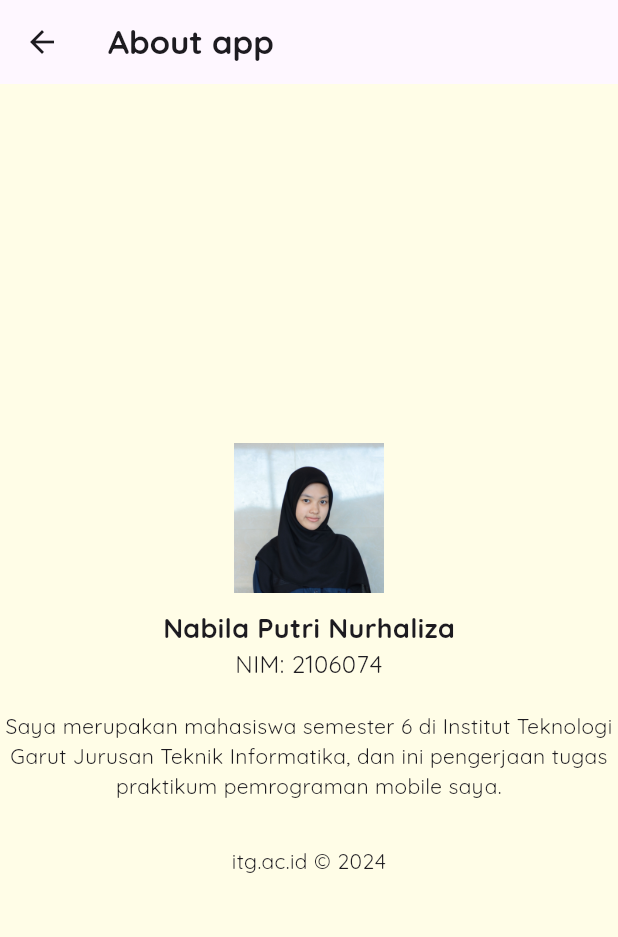
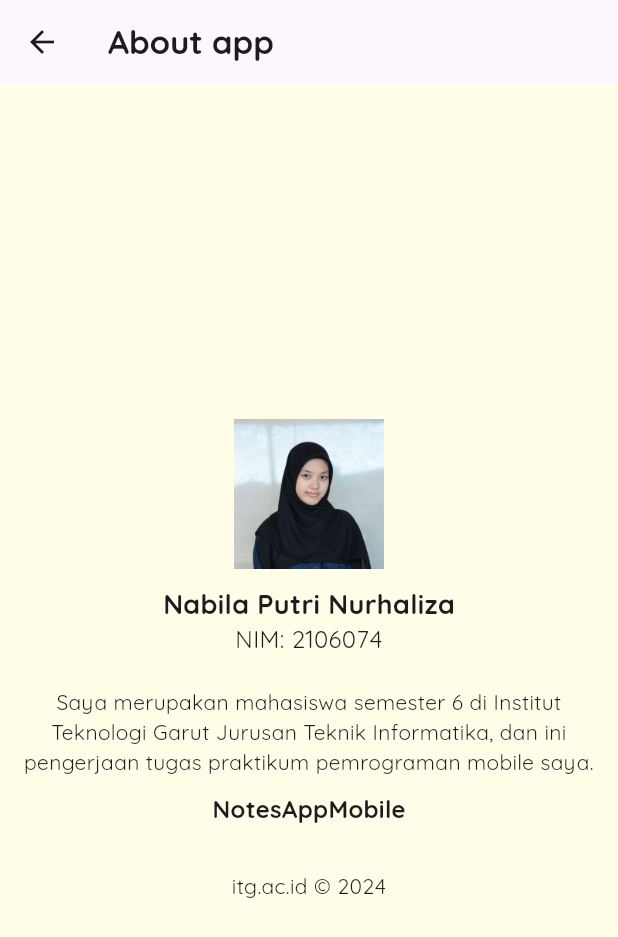
Before and after one commit to NabilaPutriNurhaliza/PraktikumPM-P13, a Flutter app: the AboutPage screen opened by its route, on a phone screen of 412 x 824 dp. Shown: the top 937 px of the screen. Run offline on Flutter 3.47's test engine with Material 3 defaults, Android fonts, the phone set to English and light mode, and no system bars; our stand-ins replace sqflite; accounts and stored records are empty.

Commit message:
new commit

```diff
--- a/lib/pages/about_page.dart
+++ b/lib/pages/about_page.dart
@@ -20,7 +20,7 @@ class AboutPage extends StatelessWidget {
           mainAxisAlignment: MainAxisAlignment.center,
           children: <Widget>[
             Image.asset(
-              'assets/images/profile.jpg',
+              'assets/images/profile.jpg', // Pastikan jalur ke gambar benar
               width: 100,
               height: 100,
             ),
@@ -34,10 +34,18 @@ class AboutPage extends StatelessWidget {
               style: TextStyle(fontSize: 16),
             ),
             SizedBox(height: 20),
+            Padding(
+              padding: const EdgeInsets.symmetric(horizontal: 16.0),
+              child: Text(
+                "Saya merupakan mahasiswa semester 6 di Institut Teknologi Garut Jurusan Teknik Informatika, dan ini pengerjaan tugas praktikum pemrograman mobile saya.",
+                textAlign: TextAlign.center,
+                style: TextStyle(fontSize: 14),
+              ),
+            ),
+            SizedBox(height: 10),
             Text(
-              "Saya merupakan mahasiswa semester 6 di Institut Teknologi Garut Jurusan Teknik Informatika, dan ini pengerjaan tugas praktikum pemrograman mobile saya.",
-              textAlign: TextAlign.center,
-              style: TextStyle(fontSize: 14),
+              "NotesAppMobile",
+              style: TextStyle(fontSize: 16, fontWeight: FontWeight.bold),
             ),
             SizedBox(height: 30),
             const Text("itg.ac.id © 2024"),
```
Also changed, not shown: docs/img/about_page.png (added), docs/img/add_note.png (added), docs/img/delete_page.png (added), docs/img/home_page.png (added), docs/img/notesapp.png (added), 1 other file.
